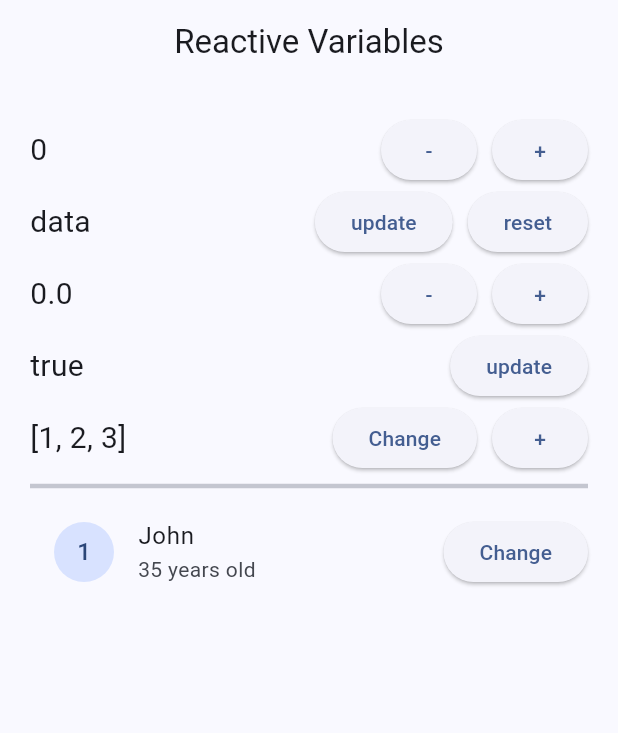
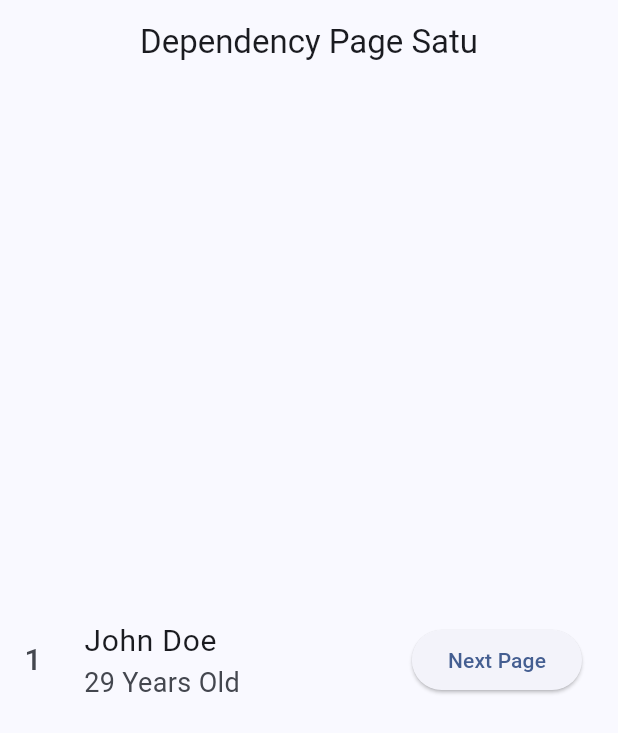
Before and after one commit to naufalrdev/belajar_getx, a Flutter app: the screen it shows after launch, on a phone screen of 412 x 824 dp. Shown: the top 733 px of the screen. Run offline on Flutter 3.47's test engine with Material 3 defaults, Android fonts, the phone set to English and light mode, and no system bars; our stand-ins replace get, lottie.

Commit message:
Add: Dependency Management GetX

```diff
--- /dev/null
+++ b/lib/controllers/dependency_manage_controller.dart
@@ -0,0 +1,7 @@
+import 'package:get/get.dart';
+
+class DependencyManageController extends GetxController {
+  Map<String, dynamic> data = {"id": 1, "name": "John Doe", "age": 29};
+
+  Map<String, dynamic> data2 = {"id": 2, "name": "Christ Bow", "age": 24};
+}
--- a/lib/main.dart
+++ b/lib/main.dart
@@ -1,11 +1,34 @@
-import 'package:belajar_getx/pages/reactive_variable.dart';
-import 'package:device_preview/device_preview.dart';
-import 'package:flutter/foundation.dart';
+import 'package:belajar_getx/pages/dependency_satu_screen.dart';
 import 'package:flutter/material.dart';
 import 'package:get/get.dart';
 
+void main() {
+  runApp(MyApp());
+}
+
+class MyApp extends StatelessWidget {
+  const MyApp({super.key});
+
+  @override
+  Widget build(BuildContext context) {
+    // final dependencyC = Get.lazyPut(() => DependencyManageController());
+    return GetMaterialApp(
+      useInheritedMediaQuery: true,
+      debugShowCheckedModeBanner: false,
+      title: 'Belajar GetX',
+      theme: ThemeData(
+        colorScheme: ColorScheme.fromSeed(seedColor: Colors.blueAccent),
+        useMaterial3: true,
+      ),
+      home: DependencySatuScreen(),
+    );
+  }
+}
+
 // void main() {
-//   runApp(MyApp());
+//   runApp(
+//     DevicePreview(enabled: !kReleaseMode, builder: (context) => const MyApp()),
+//   );
 // }
 
 // class MyApp extends StatelessWidget {
@@ -13,32 +36,17 @@ import 'package:get/get.dart';
 
 //   @override
 //   Widget build(BuildContext context) {
-//     return GetMaterialApp(home: StateManagerScreen());
+//     return GetMaterialApp(
+//       useInheritedMediaQuery: true,
+//       builder: DevicePreview.appBuilder,
+//       locale: DevicePreview.locale(context),
+//       debugShowCheckedModeBanner: false,
+//       title: 'Rumaia Project',
+//       theme: ThemeData(
+//         colorScheme: ColorScheme.fromSeed(seedColor: Colors.blueAccent),
+//         useMaterial3: true,
+//       ),
+//       home: ReactiveVariableScreen(),
+//     );
 //   }
 // }
-
-void main() {
-  runApp(
-    DevicePreview(enabled: !kReleaseMode, builder: (context) => const MyApp()),
-  );
-}
-
-class MyApp extends StatelessWidget {
-  const MyApp({super.key});
-
-  @override
-  Widget build(BuildContext context) {
-    return GetMaterialApp(
-      useInheritedMediaQuery: true,
-      builder: DevicePreview.appBuilder,
-      locale: DevicePreview.locale(context),
-      debugShowCheckedModeBanner: false,
-      title: 'Rumaia Project',
-      theme: ThemeData(
-        colorScheme: ColorScheme.fromSeed(seedColor: Colors.blueAccent),
-        useMaterial3: true,
-      ),
-      home: ReactiveVariableScreen(),
-    );
-  }
-}
--- /dev/null
+++ b/lib/pages/dependency_satu_screen.dart
@@ -0,0 +1,48 @@
+import 'package:belajar_getx/controllers/dependency_manage_controller.dart';
+import 'package:belajar_getx/pages/dependency_dua_screen.dart';
+import 'package:flutter/material.dart';
+import 'package:get/get.dart';
+
+class DependencySatuScreen extends StatelessWidget {
+  const DependencySatuScreen({super.key});
+
+  @override
+  Widget build(BuildContext context) {
+    DependencyManageController dependencyC = Get.find();
+    return Scaffold(
+      appBar: AppBar(title: Text("Dependency Page Satu"), centerTitle: true),
+      body: Center(
+        child: Column(
+          mainAxisAlignment: MainAxisAlignment.center,
+          children: [
+            ListTile(
+              leading: Text(
+                "${dependencyC.data['id']}",
+                style: TextStyle(fontSize: 20),
+              ),
+              title: Text(
+                "${dependencyC.data['name']}",
+                style: TextStyle(fontSize: 20),
+              ),
+              subtitle: Text(
+                "${dependencyC.data['age']} Years Old",
+                style: TextStyle(fontSize: 18),
+              ),
+              trailing: ElevatedButton(
+                onPressed: () {
+                  Navigator.push(
+                    context,
+                    MaterialPageRoute(
+                      builder: (context) => DependencyDuaScreen(),
+                    ),
+                  );
+                },
+                child: Text("Next Page"),
+              ),
+            ),
+          ],
+        ),
+      ),
+    );
+  }
+}
```
Also changed, not shown: lib/controllers/workers_controller.dart (added, +24 -0 lines), lib/pages/dependency_dua_screen.dart (added, +36 -0 lines), lib/pages/workers_getx_screen.dart (added, +39 -0 lines).
